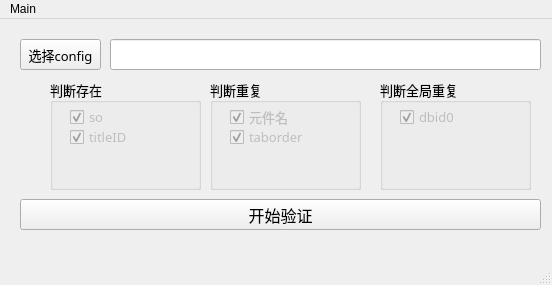
The window that formCheck/formCheck.ui (Mucly/HongX-PyQt) describes before a commit, drawn with Qt 5.
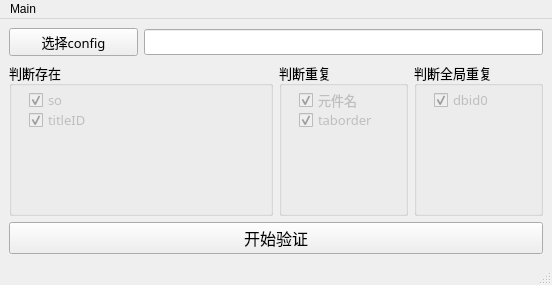
The same window after the commit.

Commit message: HMI画面脚本验证器 v1.0.0 连续多次进行验证操作，上一次的验证结果不会清空的问题修正

Diff of the .ui file:
```diff
--- a/formCheck/formCheck.ui
+++ b/formCheck/formCheck.ui
@@ -14,15 +14,32 @@
    <string>HMI画面脚本验证器</string>
   </property>
   <widget class="QWidget" name="centralwidget">
+   <layout class="QGridLayout" name="gridLayout">
+    <item row="0" column="0">
+     <widget class="QPushButton" name="pbtCfg">
+      <property name="font">
+       <font>
+        <family>Hack</family>
+        <pointsize>10</pointsize>
+       </font>
+      </property>
+      <property name="text">
+       <string>选择config</string>
+      </property>
+     </widget>
+    </item>
+    <item row="0" column="1" colspan="3">
+     <widget class="QLineEdit" name="edCfg">
+      <property name="font">
+       <font>
+        <family>Hack</family>
+        <pointsize>10</pointsize>
+       </font>
+      </property>
+     </widget>
+    </item>
+    <item row="1" column="0" colspan="2">
    <widget class="QGroupBox" name="groupBox">
-    <property name="geometry">
-     <rect>
-      <x>50</x>
-      <y>60</y>
-      <width>151</width>
-      <height>111</height>
-     </rect>
-    </property>
     <property name="font">
      <font>
       <family>Hack</family>
@@ -83,15 +100,9 @@
      </property>
     </widget>
    </widget>
+    </item>
+    <item row="1" column="2">
    <widget class="QGroupBox" name="groupBox_2">
-    <property name="geometry">
-     <rect>
-      <x>210</x>
-      <y>60</y>
-      <width>151</width>
-      <height>111</height>
-     </rect>
-    </property>
     <property name="font">
      <font>
       <family>Hack</family>
@@ -158,15 +169,9 @@
      </property>
     </widget>
    </widget>
+    </item>
+    <item row="1" column="3">
    <widget class="QGroupBox" name="groupBox_3">
-    <property name="geometry">
-     <rect>
-      <x>380</x>
-      <y>60</y>
-      <width>151</width>
-      <height>111</height>
-     </rect>
-    </property>
     <property name="font">
      <font>
       <family>Hack</family>
@@ -202,15 +207,9 @@
      </property>
     </widget>
    </widget>
+    </item>
+    <item row="2" column="0" colspan="4">
    <widget class="QPushButton" name="pbtCheck">
-    <property name="geometry">
-     <rect>
-      <x>20</x>
-      <y>180</y>
-      <width>521</width>
-      <height>31</height>
-     </rect>
-    </property>
     <property name="font">
      <font>
       <family>Hack</family>
@@ -221,41 +220,8 @@
      <string>开始验证</string>
     </property>
    </widget>
-   <widget class="QPushButton" name="pbtCfg">
-    <property name="geometry">
-     <rect>
-      <x>20</x>
-      <y>20</y>
-      <width>81</width>
-      <height>31</height>
-     </rect>
-    </property>
-    <property name="font">
-     <font>
-      <family>Hack</family>
-      <pointsize>10</pointsize>
-     </font>
-    </property>
-    <property name="text">
-     <string>选择config</string>
-    </property>
-   </widget>
-   <widget class="QLineEdit" name="edCfg">
-    <property name="geometry">
-     <rect>
-      <x>110</x>
-      <y>20</y>
-      <width>431</width>
-      <height>31</height>
-     </rect>
-    </property>
-    <property name="font">
-     <font>
-      <family>Hack</family>
-      <pointsize>10</pointsize>
-     </font>
-    </property>
-   </widget>
+    </item>
+   </layout>
   </widget>
   <widget class="QMenuBar" name="menubar">
    <property name="geometry">
```
Lines whose indentation alone changed are shown as unchanged. The commit also changes 4 other files.
